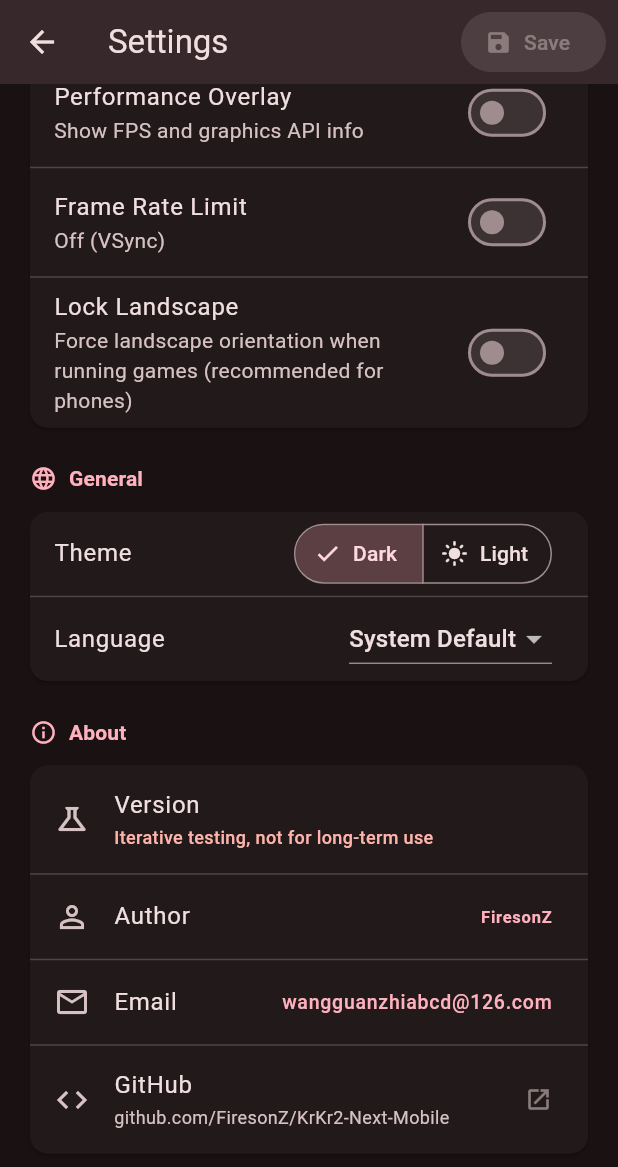
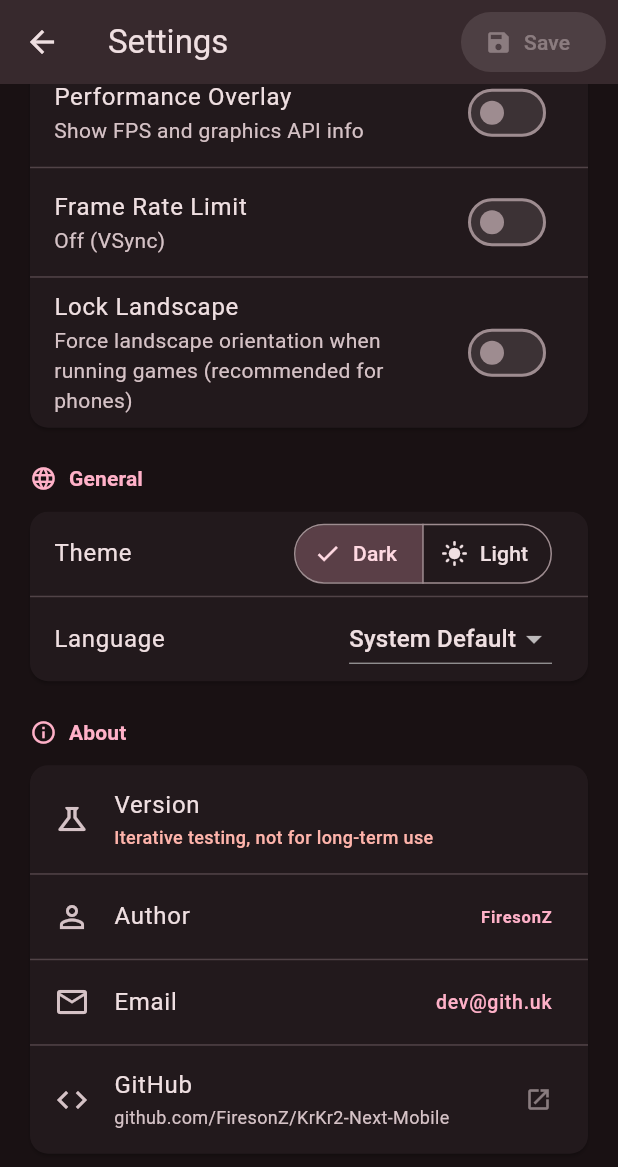
Before and after one commit to FiresonZ/KrKr2-Next-Mobile, a Flutter app: the SettingsPage screen opened directly with empty values, scrolled down 420 dp, on a phone screen of 412 x 824 dp. Shown: the top 1167 px of the screen. Run offline on Flutter 3.47's test engine with Material 3 defaults, Android fonts, the phone set to English and light mode, and no system bars; our stand-ins replace file_picker, flutter_svg, image_picker, plugin_platform_interface, shared_preferences; missing offline and left inert: dart:ffi, unorm_dart; accounts and stored records are empty; network calls fail; project files that could hold a hidden picture were left out.

Commit message:
feat: 理解项目结构与逻辑
Co-authored-by: traeagent <traeagent@users.noreply.github.com>

```diff
--- a/apps/flutter_app/lib/main.dart
+++ b/apps/flutter_app/lib/main.dart
@@ -91,7 +91,8 @@ class _Krkr2AppState extends State<Krkr2App> {
       themeMode: _themeMode,
       theme: ThemeData(
         colorScheme: ColorScheme.fromSeed(
-          seedColor: Colors.pink,
+          // 黑白单色调——个人印记配色，与原作者(粉色)区分
+          seedColor: Colors.black,
           brightness: Brightness.light,
         ),
         useMaterial3: true,
@@ -104,7 +105,8 @@ class _Krkr2AppState extends State<Krkr2App> {
       ),
       darkTheme: ThemeData(
         colorScheme: ColorScheme.fromSeed(
-          seedColor: Colors.pink,
+          // 黑白单色调——个人印记配色，与原作者(粉色)区分
+          seedColor: Colors.black,
           brightness: Brightness.dark,
         ),
         useMaterial3: true,
--- a/apps/flutter_app/lib/pages/settings_page.dart
+++ b/apps/flutter_app/lib/pages/settings_page.dart
@@ -551,7 +551,7 @@ class _SettingsPageState extends State<SettingsPage> {
                     leading: const Icon(Icons.email_outlined),
                     title: Text(l10n.aboutEmail),
                     trailing: Text(
-                      'wangguanzhiabcd@126.com',
+                      'dev@gith.uk',
                       style: TextStyle(
                         color: colorScheme.primary,
                         fontSize: 13,
@@ -559,7 +559,7 @@ class _SettingsPageState extends State<SettingsPage> {
                     ),
                     onTap: () {
                       Clipboard.setData(
-                        const ClipboardData(text: 'wangguanzhiabcd@126.com'),
+                        const ClipboardData(text: 'dev@gith.uk'),
                       );
                       ScaffoldMessenger.of(context).showSnackBar(
                         SnackBar(
```
